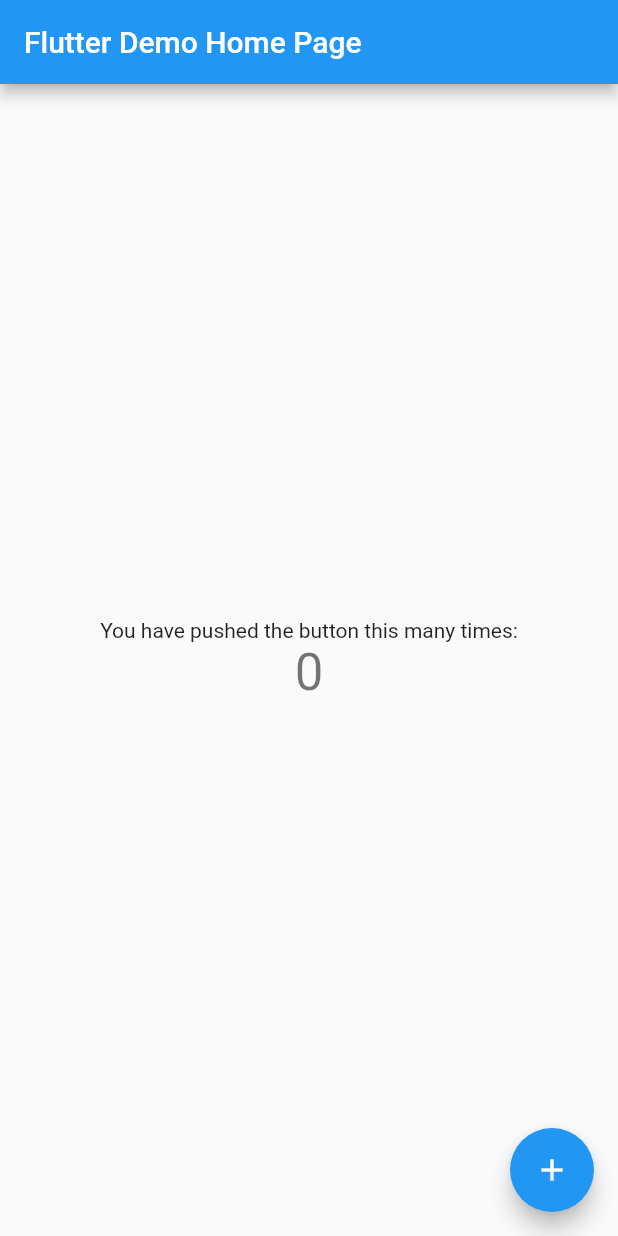
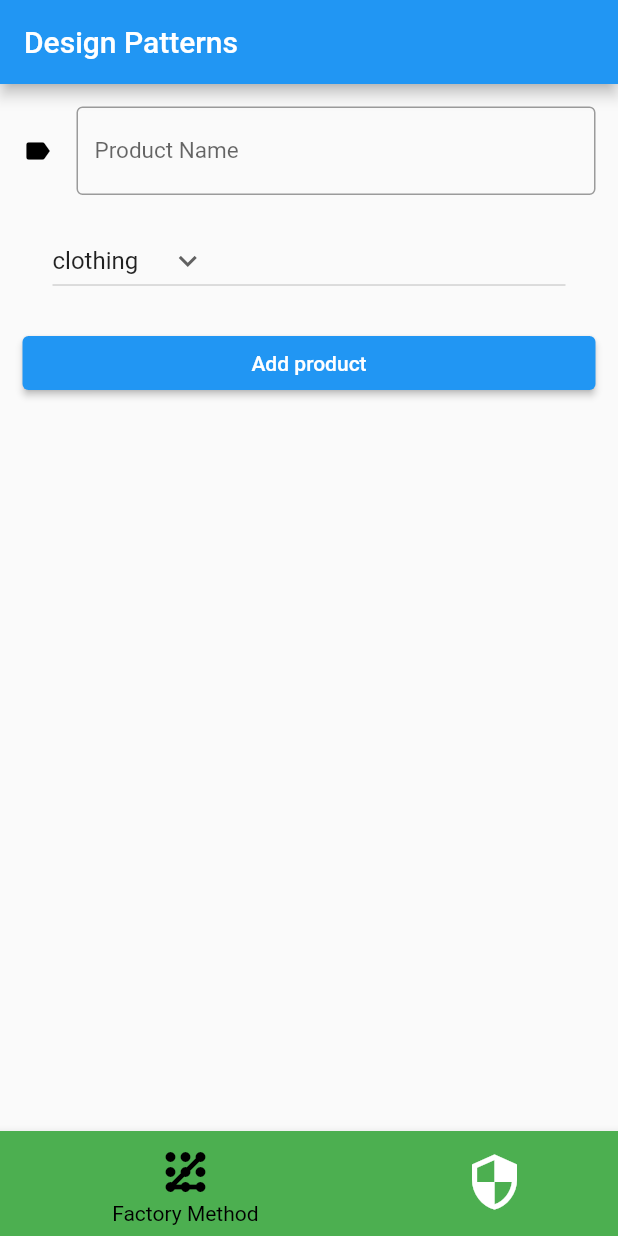
Before and after one commit to RutananaArnold/design_pattern_methods, a Flutter app: the screen it shows after launch, on a phone screen of 412 x 824 dp. Run offline on Flutter 3.47's test engine with Material 2 defaults, Android fonts, the light colour scheme and no system bars.

Commit message:
factory method UI added

```diff
--- a/lib/main.dart
+++ b/lib/main.dart
@@ -1,3 +1,4 @@
+import 'package:design_pattern_methods/screens/index.dart';
 import 'package:flutter/material.dart';
 
 void main() {
@@ -11,7 +12,8 @@
   @override
   Widget build(BuildContext context) {
     return MaterialApp(
-      title: 'Flutter Demo',
+        title: 'Design Patterns',
+        debugShowCheckedModeBanner: false,
         theme: ThemeData(
           // This is the theme of your application.
           //
@@ -24,92 +26,6 @@
           // is not restarted.
           primarySwatch: Colors.blue,
         ),
-      home: const MyHomePage(title: 'Flutter Demo Home Page'),
-    );
+        home: Index());
   }
 }
-
-class MyHomePage extends StatefulWidget {
-  const MyHomePage({super.key, required this.title});
-
-  // This widget is the home page of your application. It is stateful, meaning
-  // that it has a State object (defined below) that contains fields that affect
-  // how it looks.
-
-  // This class is the configuration for the state. It holds the values (in this
-  // case the title) provided by the parent (in this case the App widget) and
-  // used by the build method of the State. Fields in a Widget subclass are
-  // always marked "final".
-
-  final String title;
-
-  @override
-  State<MyHomePage> createState() => _MyHomePageState();
-}
-
-class _MyHomePageState extends State<MyHomePage> {
-  int _counter = 0;
-
-  void _incrementCounter() {
-    setState(() {
-      // This call to setState tells the Flutter framework that something has
-      // changed in this State, which causes it to rerun the build method below
-      // so that the display can reflect the updated values. If we changed
-      // _counter without calling setState(), then the build method would not be
-      // called again, and so nothing would appear to happen.
-      _counter++;
-    });
-  }
-
-  @override
-  Widget build(BuildContext context) {
-    // This method is rerun every time setState is called, for instance as done
-    // by the _incrementCounter method above.
-    //
-    // The Flutter framework has been optimized to make rerunning build methods
-    // fast, so that you can just rebuild anything that needs updating rather
-    // than having to individually change instances of widgets.
-    return Scaffold(
-      appBar: AppBar(
-        // Here we take the value from the MyHomePage object that was created by
-        // the App.build method, and use it to set our appbar title.
-        title: Text(widget.title),
-      ),
-      body: Center(
-        // Center is a layout widget. It takes a single child and positions it
-        // in the middle of the parent.
-        child: Column(
-          // Column is also a layout widget. It takes a list of children and
-          // arranges them vertically. By default, it sizes itself to fit its
-          // children horizontally, and tries to be as tall as its parent.
-          //
-          // Invoke "debug painting" (press "p" in the console, choose the
-          // "Toggle Debug Paint" action from the Flutter Inspector in Android
-          // Studio, or the "Toggle Debug Paint" command in Visual Studio Code)
-          // to see the wireframe for each widget.
-          //
-          // Column has various properties to control how it sizes itself and
-          // how it positions its children. Here we use mainAxisAlignment to
-          // center the children vertically; the main axis here is the vertical
-          // axis because Columns are vertical (the cross axis would be
-          // horizontal).
-          mainAxisAlignment: MainAxisAlignment.center,
-          children: <Widget>[
-            const Text(
-              'You have pushed the button this many times:',
-            ),
-            Text(
-              '$_counter',
-              style: Theme.of(context).textTheme.headlineMedium,
-            ),
-          ],
-        ),
-      ),
-      floatingActionButton: FloatingActionButton(
-        onPressed: _incrementCounter,
-        tooltip: 'Increment',
-        child: const Icon(Icons.add),
-      ), // This trailing comma makes auto-formatting nicer for build methods.
-    );
-  }
-}
--- a/lib/patterns/factory_method.dart
+++ b/lib/patterns/factory_method/factory_method.dart
@@ -10,66 +10,54 @@
 
 // Overall, the Factory Method pattern allows for flexible and extensible object creation, as new types of products can be added by simply creating a new Product subclass and a corresponding ProductFactory subclass. This can be particularly useful in situations where object creation is complex or varies depending on runtime conditions.
 
-abstract class Product {
-  void display();
+import 'package:design_pattern_methods/patterns/factory_method/product_interface.dart';
+
+// concrete class
+class Electronics implements Product {
+  @override
+  String? name;
+  @override
+  String? category;
+  @override
+  int? price;
+  Electronics({this.name, this.category, this.price});
 }
 
-class Electronics implements Product {
+// concrete class
+class Clothing implements Product {
   @override
-  void display() {
-    print("This is an electronics product");
+  String? name;
+  @override
+  String? category;
+  @override
+  int? price;
+  Clothing({this.name, this.category, this.price});
+}
+
+// concrete class
+class Groceries implements Product {
+  @override
+  String? name;
+  @override
+  String? category;
+  @override
+  int? price;
+  Groceries({this.name, this.category, this.price});
+}
+
+class ProductFactory {
+  Product createProduct(String type, Product pdt) {
+    if (type == "clothing") {
+      allProducts.add(pdt);
+      return Clothing(name: pdt.name, category: pdt.category, price: pdt.price);
+    } else if (type == "groceries") {
+      allProducts.add(pdt);
+      return Groceries(
+          name: pdt.name, category: pdt.category, price: pdt.price);
+    } else {
+      allProducts.add(pdt);
+      return Electronics(
+          name: pdt.name, category: pdt.category, price: pdt.price);
+    }
   }
 }
-
-class Clothing implements Product {
-  @override
-  void display() {
-    print("This is a clothing product");
-  }
-}
-
-class Groceries implements Product {
-  @override
-  void display() {
-    print("This is a groceries product");
-  }
-}
-
-abstract class ProductFactory {
-  Product createProduct();
-}
-
-class ElectronicsFactory implements ProductFactory {
-  @override
-  Product createProduct() {
-    return Electronics();
-  }
-}
-
-class ClothingFactory implements ProductFactory {
-  @override
-  Product createProduct() {
-    return Clothing();
-  }
-}
-
-class GroceriesFactory implements ProductFactory {
-  @override
-  Product createProduct() {
-    return Groceries();
-  }
-}
-
-void main() {
-  ProductFactory factory = ElectronicsFactory();
-  Product product = factory.createProduct();
-  product.display();
-
-  factory = ClothingFactory();
-  product = factory.createProduct();
-  product.display();
-
-  factory = GroceriesFactory();
-  product = factory.createProduct();
-  product.display();
-}
--- /dev/null
+++ b/lib/patterns/factory_method/product_interface.dart
@@ -0,0 +1,8 @@
+class Product {
+  Product({this.name, this.category, this.price});
+  String? name;
+  String? category;
+  int? price;
+}
+
+List<Product> allProducts = [];
--- /dev/null
+++ b/lib/screens/factory_screen.dart
@@ -0,0 +1,79 @@
+import 'package:flutter/material.dart';
+
+class FactoryMethodPage extends StatefulWidget {
+  const FactoryMethodPage({super.key});
+
+  @override
+  State<FactoryMethodPage> createState() => _FactoryMethodPageState();
+}
+
+class _FactoryMethodPageState extends State<FactoryMethodPage> {
+  final nameController = TextEditingController();
+
+  // Initial Selected Value
+  String dropdownvalue = 'clothing';
+
+  // List of items in our dropdown menu
+  var items = [
+    'clothing',
+    'groceries',
+    'electronics',
+  ];
+  @override
+  Widget build(BuildContext context) {
+    final size = MediaQuery.of(context).size;
+    return ListView(
+      padding: const EdgeInsets.all(15),
+      children: [
+        TextFormField(
+          controller: nameController,
+          validator: ((value) =>
+              value!.isNotEmpty ? null : "This field is required"),
+          decoration: const InputDecoration(
+              icon: Icon(
+                Icons.label,
+                color: Colors.black,
+                size: 20,
+              ),
+              labelText: "Product Name",
+              labelStyle: TextStyle(fontSize: 15),
+              hintText: "Product name",
+              hintStyle: TextStyle(fontSize: 13),
+              border: OutlineInputBorder(
+                  borderSide: BorderSide(color: Colors.teal)),
+              suffixStyle: TextStyle(color: Colors.green)),
+        ),
+        // category selection
+        Padding(
+          padding:
+              const EdgeInsets.only(top: 20, bottom: 20, left: 20, right: 20),
+          child: DropdownButton(
+            // Initial Value
+            value: dropdownvalue,
+
+            // Down Arrow Icon
+            icon: const Icon(Icons.keyboard_arrow_down),
+
+            // Array list of items
+            items: items.map((String items) {
+              return DropdownMenuItem(
+                value: items,
+                child: Text(items),
+              );
+            }).toList(),
+            // After selecting the desired option,it will
+            // change button value to selected value
+            onChanged: (String? newValue) {
+              setState(() {
+                dropdownvalue = newValue!;
+              });
+            },
+          ),
+        ),
+
+        // elevated button
+        ElevatedButton(onPressed: () {}, child: const Text("Add product"))
+      ],
+    );
+  }
+}
--- /dev/null
+++ b/lib/screens/index.dart
@@ -0,0 +1,49 @@
+import 'package:flutter/material.dart';
+
+import 'factory_screen.dart';
+import 'singleton_screen.dart';
+
+class Index extends StatefulWidget {
+  int currentIndex;
+  Index({super.key, this.currentIndex = 0});
+
+  @override
+  State<Index> createState() => _IndexState();
+}
+
+class _IndexState extends State<Index> {
+  List<Widget> tabs = [const FactoryMethodPage(), const Singleton()];
+
+  void onItemTapped(int index) {
+    setState(() {
+      widget.currentIndex = index;
+    });
+  }
+
+  @override
+  Widget build(BuildContext context) {
+    return Scaffold(
+      appBar: AppBar(
+        title: const Text("Design Patterns"),
+      ),
+      body: tabs[widget.currentIndex],
+      bottomNavigationBar: BottomNavigationBar(
+          items: const <BottomNavigationBarItem>[
+            BottomNavigationBarItem(
+                icon: Icon(Icons.pattern),
+                label: "Factory Method",
+                backgroundColor: Colors.green),
+            BottomNavigationBarItem(
+                icon: Icon(Icons.security),
+                label: "Singleton",
+                backgroundColor: Colors.grey),
+          ],
+          type: BottomNavigationBarType.shifting,
+          currentIndex: widget.currentIndex,
+          selectedItemColor: Colors.black,
+          iconSize: 40,
+          onTap: onItemTapped,
+          elevation: 5),
+    );
+  }
+}
```
Also changed, not shown: lib/screens/singleton_screen.dart (added, +15 -0 lines), 1 other file. Lines whose indentation alone changed are shown as unchanged.
